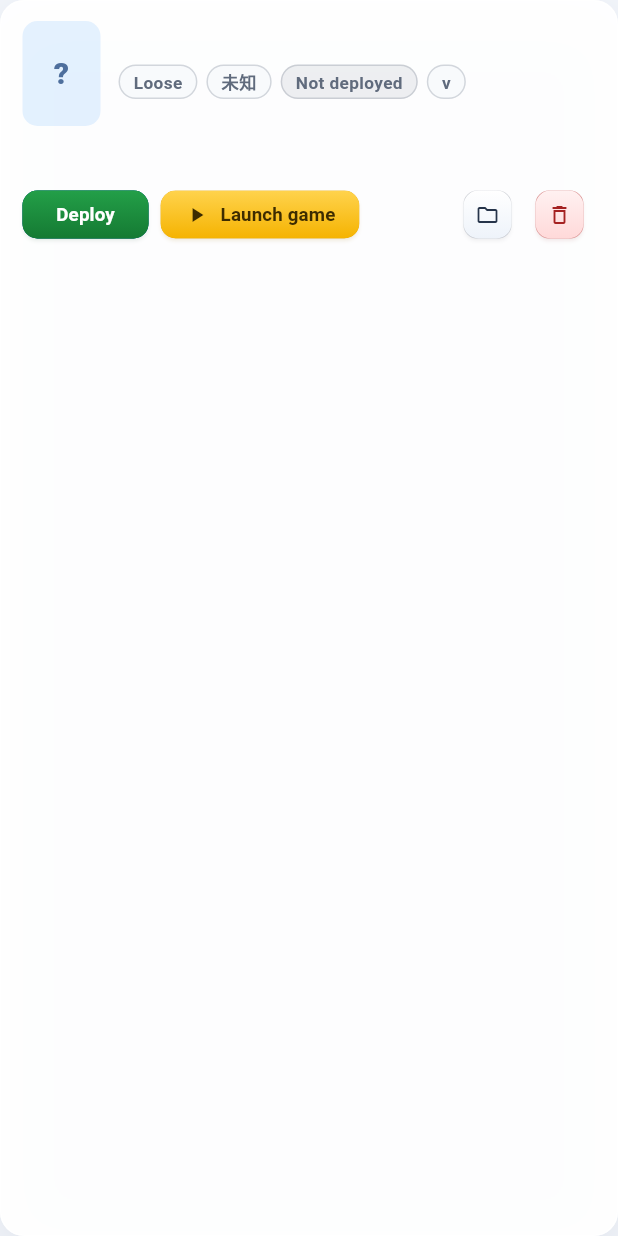
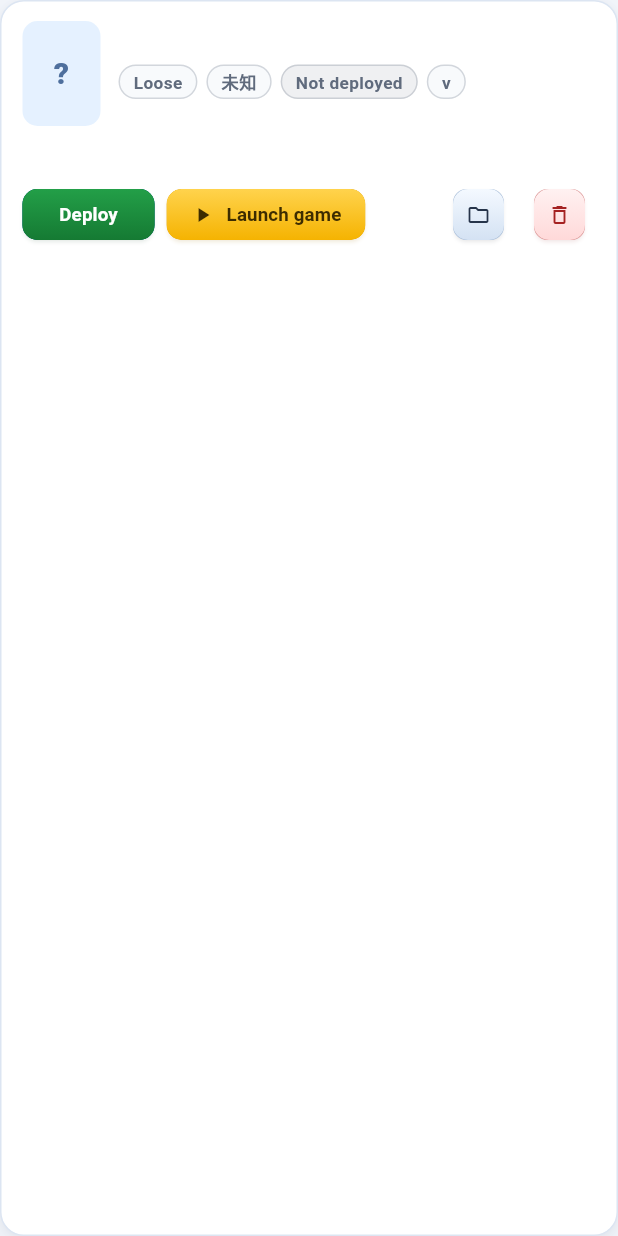
Before and after one commit to XiaoQAQ10086/FrameGen-Manager-Next, a Flutter app: the FrameGenGameCard widget shown alone on an empty page, opened directly with empty values, on a phone screen of 412 x 824 dp. Run offline on Flutter 3.47's test engine with Material 3 defaults, Android fonts, the phone set to English and light mode, and no system bars; our stand-ins replace material_ui; missing offline and left inert: dart:ffi; generated files the repository leaves out were written again; Roboto replaces fonts that are missing (Microsoft YaHei UI); statements that could not run were skipped.

Commit message:
feat(ui): raise card contrast and fix GPU name reporting

```diff
--- a/ui/lib/app/app.dart
+++ b/ui/lib/app/app.dart
@@ -44,6 +44,7 @@ class _FgmAppState extends State<FgmApp> {
       debugShowCheckedModeBanner: false,
       locale: _locale,
       theme: AppTheme.light,
+      themeMode: ThemeMode.light,
       localizationsDelegates: const <LocalizationsDelegate<dynamic>>[
         AppLocalizations.delegate,
         ...GlobalMaterialLocalizations.delegates,
--- a/ui/lib/app/app_shell.dart
+++ b/ui/lib/app/app_shell.dart
@@ -251,6 +251,10 @@ class _NavItem extends StatelessWidget {
         child: InkWell(
           borderRadius: BorderRadius.circular(999),
           onTap: onTap,
+          splashFactory: NoSplash.splashFactory,
+          highlightColor: Colors.transparent,
+          hoverColor: Colors.transparent,
+          focusColor: Colors.transparent,
           child: AnimatedContainer(
             duration: const Duration(milliseconds: 180),
             curve: Curves.easeOutCubic,
--- a/ui/lib/bridge/gpu_spoof_state.dart
+++ b/ui/lib/bridge/gpu_spoof_state.dart
@@ -35,6 +35,7 @@ final class GpuSpoofState {
     required this.presets,
     this.appliedName,
     this.originalName,
+    this.liveName,
     this.errorCode,
   });
 
@@ -70,6 +71,7 @@ final class GpuSpoofState {
         originalName: applied is Map
             ? _displayName(applied['originalDeviceDesc'] as String? ?? '')
             : null,
+        liveName: decoded['liveName'] as String?,
       );
     } on FormatException {
       return GpuSpoofState.failure('InvalidReply');
@@ -81,6 +83,9 @@ final class GpuSpoofState {
   final List<String> presets;
   final String? appliedName;
   final String? originalName;
+
+  /// Name reported by the running driver; ignores stale registry entries.
+  final String? liveName;
   final String? errorCode;
 
   bool get hasBackup => appliedName != null;
--- a/ui/lib/design/app_tokens.dart
+++ b/ui/lib/design/app_tokens.dart
@@ -8,7 +8,7 @@ abstract final class AppTokens {
   static const Color surfaceSolid = Colors.white;
   static const Color surfaceMuted = Color(0xFFF8FAFC);
   static const Color border = Color(0xFFDDE4EE);
-  static const Color cardBorder = Color(0xC7FFFFFF);
+  static const Color cardBorder = Color(0xFFDCE5F2);
   static const Color textPrimary = Color(0xFF172033);
   static const Color textSecondary = Color(0xFF606B7D);
   static const Color accent = Color(0xFF007AFF);
@@ -38,6 +38,10 @@ abstract final class AppTokens {
       offset: Offset(0, 12),
     ),
   ];
+  static const List<BoxShadow> cardShadow = <BoxShadow>[
+    BoxShadow(color: Color(0x1418274B), blurRadius: 22, offset: Offset(0, 8)),
+    BoxShadow(color: Color(0x0A18274B), blurRadius: 3, offset: Offset(0, 1)),
+  ];
   static const List<BoxShadow> strongShadow = <BoxShadow>[
     BoxShadow(
       color: Color(0x33181E3C),
@@ -49,13 +53,14 @@ abstract final class AppTokens {
   static const BoxDecoration panelDecoration = BoxDecoration(
     color: surfaceSolid,
     borderRadius: BorderRadius.all(Radius.circular(radius)),
-    border: Border.fromBorderSide(BorderSide(color: border)),
+    border: Border.fromBorderSide(BorderSide(color: cardBorder)),
+    boxShadow: cardShadow,
   );
 
   static const BoxDecoration cardDecoration = BoxDecoration(
-    color: surface,
+    color: surfaceSolid,
     borderRadius: BorderRadius.all(Radius.circular(radius)),
     border: Border.fromBorderSide(BorderSide(color: cardBorder)),
-    boxShadow: panelShadow,
+    boxShadow: cardShadow,
   );
 }
--- a/ui/lib/design/legacy_button_styles.dart
+++ b/ui/lib/design/legacy_button_styles.dart
@@ -9,15 +9,15 @@ import 'app_tokens.dart';
 /// a slightly brighter face on hover.
 abstract final class LegacyButtonStyles {
   static const Color _ink = Color(0xFF26344A);
-  static const Color _border = Color(0x3314233C);
   static const Color _shadow = Color(0x24101828);
 
   /// Default `.btn`: light gradient face with a dark label.
   static ButtonStyle get standard => _style(
-    top: const Color(0xFFFFFFFF),
-    bottom: const Color(0xFFEEF3FA),
-    border: _border,
+    top: const Color(0xFFF4F9FF),
+    bottom: const Color(0xFFD4E2F3),
+    border: const Color(0xFFA6BCD8),
     foreground: _ink,
+    shadow: const Color(0x33101828),
   );
 
   /// `.btn.primary`: blue gradient for confirm actions.
@@ -97,11 +97,26 @@ abstract final class LegacyButtonStyles {
     iconSize: const WidgetStatePropertyAll<double>(18),
   );
 
+  /// List-head actions share one width so the three buttons line up.
+  static ButtonStyle get headingAction => standard.copyWith(
+    minimumSize: const WidgetStatePropertyAll<Size>(Size(116, 38)),
+    padding: const WidgetStatePropertyAll<EdgeInsetsGeometry>(
+      EdgeInsets.symmetric(horizontal: 16),
+    ),
+  );
+
+  static ButtonStyle get headingScan => scan.copyWith(
+    minimumSize: const WidgetStatePropertyAll<Size>(Size(116, 38)),
+    padding: const WidgetStatePropertyAll<EdgeInsetsGeometry>(
+      EdgeInsets.symmetric(horizontal: 16),
+    ),
+  );
+
   /// Compact `.btn.small` used inside game cards (27px tall, radius 9).
   static ButtonStyle compact(ButtonStyle base) => base.copyWith(
-    minimumSize: const WidgetStatePropertyAll<Size>(Size(84, 32)),
+    minimumSize: const WidgetStatePropertyAll<Size>(Size(88, 34)),
     padding: const WidgetStatePropertyAll<EdgeInsetsGeometry>(
-      EdgeInsets.symmetric(horizontal: 16, vertical: 6),
+      EdgeInsets.symmetric(horizontal: 16, vertical: 7),
     ),
     textStyle: WidgetStatePropertyAll<TextStyle>(
       _textStyle(_foregroundOf(base), 12.5),
@@ -114,8 +129,8 @@ abstract final class LegacyButtonStyles {
 
   /// `.btn.small.icon-only`: 30x30 gradient square for card actions.
   static ButtonStyle compactIcon(ButtonStyle base) => base.copyWith(
-    minimumSize: const WidgetStatePropertyAll<Size>(Size.square(32)),
-    maximumSize: const WidgetStatePropertyAll<Size>(Size.square(32)),
+    minimumSize: const WidgetStatePropertyAll<Size>(Size.square(34)),
+    maximumSize: const WidgetStatePropertyAll<Size>(Size.square(34)),
     padding: const WidgetStatePropertyAll<EdgeInsetsGeometry>(EdgeInsets.zero),
     iconSize: const WidgetStatePropertyAll<double>(16),
     shape: WidgetStatePropertyAll<OutlinedBorder>(
@@ -156,11 +171,15 @@ abstract final class LegacyButtonStyles {
             : foreground,
       ),
       side: WidgetStateProperty.resolveWith<BorderSide>(
-        (Set<WidgetState> states) => BorderSide(
-          color: states.contains(WidgetState.disabled)
-              ? border.withValues(alpha: 0.45)
-              : border,
-        ),
+        (Set<WidgetState> states) {
+          if (states.contains(WidgetState.disabled)) {
+            return BorderSide(color: border.withValues(alpha: 0.45));
+          }
+          if (states.contains(WidgetState.hovered)) {
+            return const BorderSide(color: Color(0x8C007AFF));
+          }
+          return BorderSide(color: border);
+        },
       ),
       shadowColor: WidgetStatePropertyAll<Color>(shadow ?? _shadow),
       surfaceTintColor: const WidgetStatePropertyAll<Color>(
@@ -173,9 +192,9 @@ abstract final class LegacyButtonStyles {
         }
         return s.contains(WidgetState.hovered) ? elevation + 3 : elevation;
       }),
-      minimumSize: const WidgetStatePropertyAll<Size>(Size(0, 36)),
+      minimumSize: const WidgetStatePropertyAll<Size>(Size(0, 38)),
       padding: const WidgetStatePropertyAll<EdgeInsetsGeometry>(
-        EdgeInsets.symmetric(horizontal: 16, vertical: 8),
+        EdgeInsets.symmetric(horizontal: 18, vertical: 9),
       ),
       textStyle: WidgetStatePropertyAll<TextStyle>(
         _textStyle(foreground, 13),
--- a/ui/lib/features/anr/anr_game_card.dart
+++ b/ui/lib/features/anr/anr_game_card.dart
@@ -190,6 +190,7 @@ class AnrGameCard extends StatelessWidget {
                   LegacyButtonStyles.standard,
                 ),
               ),
+              const SizedBox(width: 6),
               IconButton(
                 onPressed: onRemove,
                 icon: const Icon(Icons.delete_outline),
--- a/ui/lib/features/framegen/framegen_game_card.dart
+++ b/ui/lib/features/framegen/framegen_game_card.dart
@@ -210,6 +210,7 @@ class FrameGenGameCard extends StatelessWidget {
                   LegacyButtonStyles.standard,
                 ),
               ),
+              const SizedBox(width: 6),
               IconButton(
                 onPressed: onRemove,
                 icon: const Icon(Icons.delete_outline),
--- a/ui/lib/features/framegen/mode_source_panel.dart
+++ b/ui/lib/features/framegen/mode_source_panel.dart
@@ -33,6 +33,7 @@ class ModeSourcePanel extends StatelessWidget {
             children: <Widget>[
               LegacyPill(
                 label: gpuLabel,
+                fontSize: 11,
                 foreground: AppTokens.textPrimary,
                 background: AppTokens.accentSoft,
                 border: AppTokens.accent.withValues(alpha: 0.2),
@@ -40,6 +41,7 @@ class ModeSourcePanel extends StatelessWidget {
               for (final String chip in extraChips)
                 LegacyPill(
                   label: chip,
+                  fontSize: 11,
                   foreground: AppTokens.textPrimary,
                   background: AppTokens.accentSoft,
                   border: AppTokens.accent.withValues(alpha: 0.2),
--- a/ui/lib/features/smooth_motion/sm_game_card.dart
+++ b/ui/lib/features/smooth_motion/sm_game_card.dart
@@ -188,6 +188,7 @@ class SmGameCard extends StatelessWidget {
                   LegacyButtonStyles.standard,
                 ),
               ),
+              const SizedBox(width: 6),
               IconButton(
                 onPressed: onRemove,
                 icon: const Icon(Icons.delete_outline),
--- a/ui/lib/l10n/app_en.arb
+++ b/ui/lib/l10n/app_en.arb
@@ -174,7 +174,7 @@
   "gpuSupported": "Smooth Motion supported",
   "gpuUnsupported": "Smooth Motion not supported",
   "gpuMissing": "NVIDIA GPU not detected",
-  "gpuSpoofTitle": "GPU name spoofing",
+  "gpuSpoofTitle": "GPU model spoofing",
   "gpuPanelTitle": "GPU driver & system settings",
   "gpuDriverVersionLabel": "Driver version",
   "gpuHagsLabel": "Hardware-accelerated GPU scheduling",
```
Also changed, not shown: ui/lib/design/library_list_head.dart (+12 -4 lines), ui/lib/features/framegen/spoof_panel.dart (+16 -7 lines), ui/lib/features/smooth_motion/sm_compatibility_panel.dart (+11 -6 lines), ui/lib/l10n/app_zh.arb (+4 -4 lines), 5 other files.
